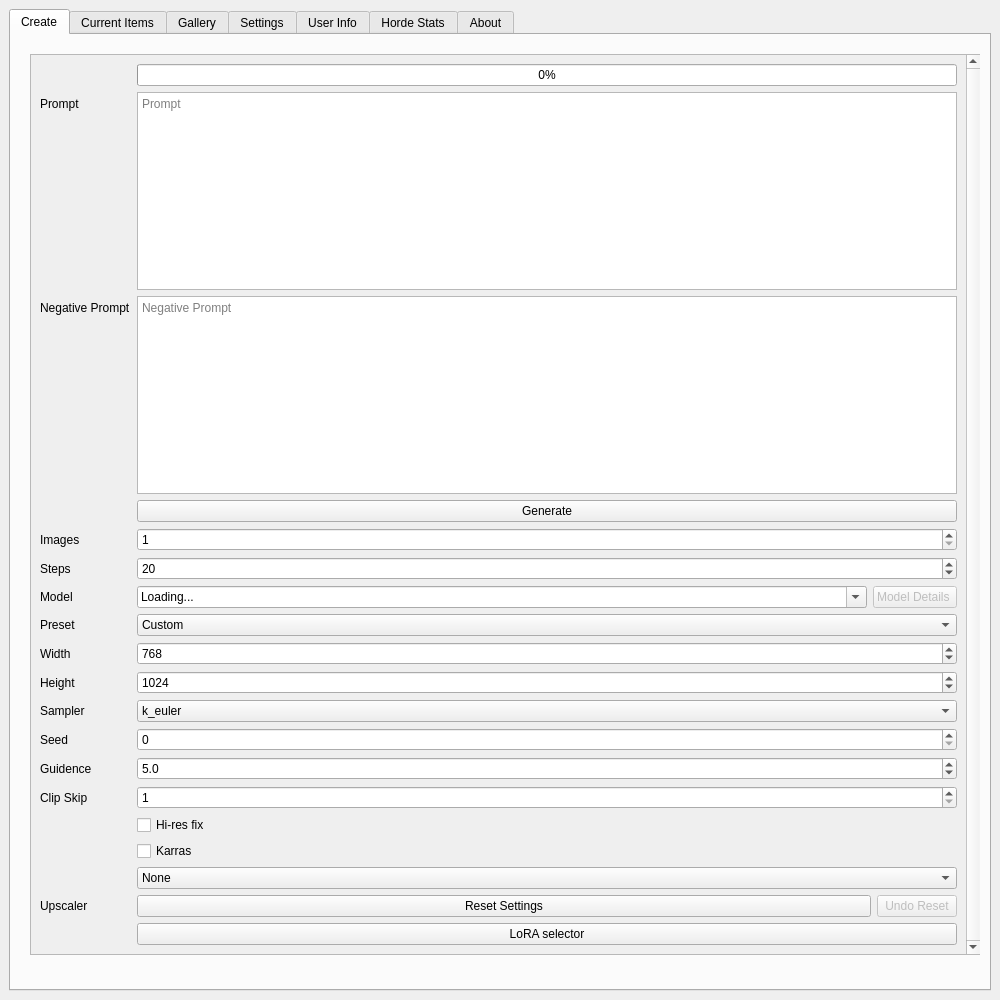
Unit1208/HordeQT, file src/hordeqt/ui/form.ui: the form before one commit.
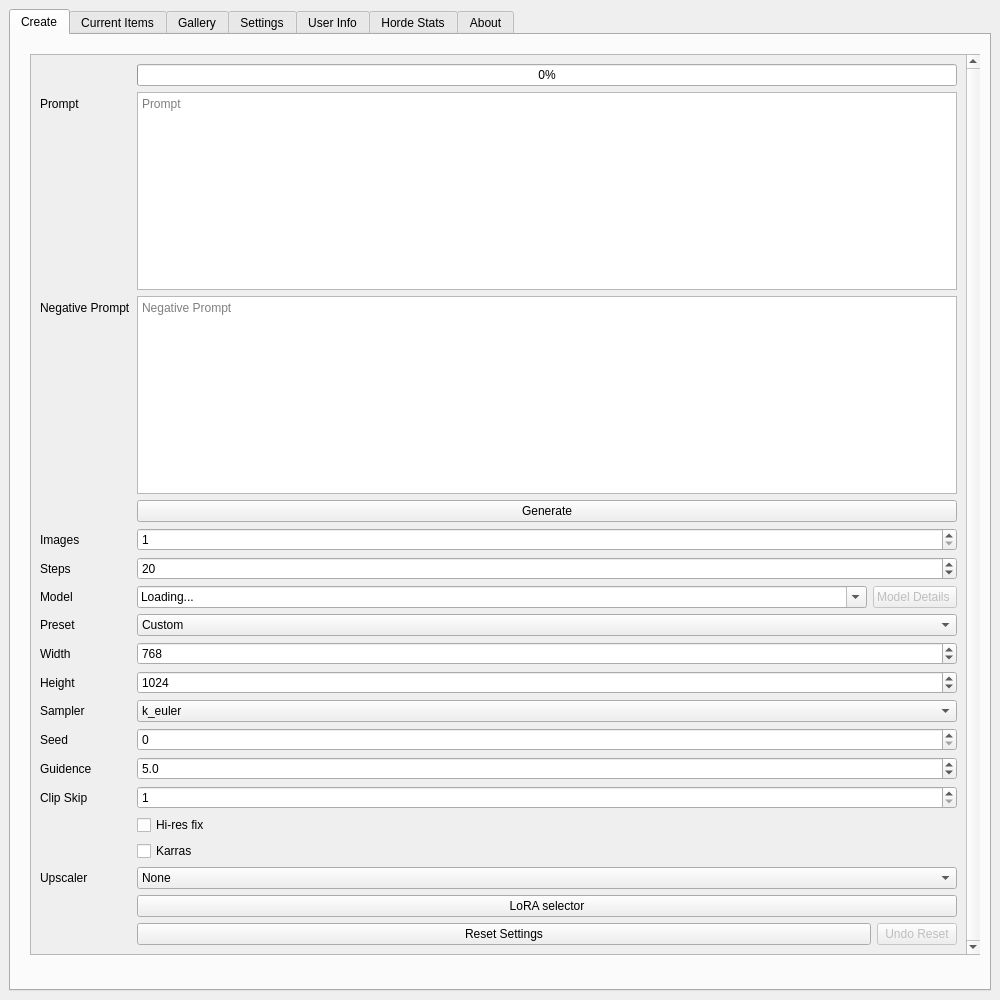
The form after the commit. The open tabs and pages were chosen to show the change. Icons and pictures are not drawn.

Diff of the .ui file:
```diff
--- a/src/hordeqt/ui/form.ui
+++ b/src/hordeqt/ui/form.ui
@@ -515,7 +515,7 @@
                </property>
               </widget>
              </item>
-             <item row="31" column="1">
+             <item row="32" column="1">
               <layout class="QHBoxLayout" name="horizontalLayout_7">
                <item>
                 <widget class="QPushButton" name="resetSettingsButton">
@@ -626,14 +626,14 @@
                </item>
               </widget>
              </item>
-             <item row="32" column="1">
+             <item row="31" column="1">
               <widget class="QPushButton" name="LoRASelector">
                <property name="text">
                 <string>LoRA selector</string>
                </property>
               </widget>
              </item>
-             <item row="31" column="0">
+             <item row="30" column="0">
               <widget class="QLabel" name="label">
                <property name="text">
                 <string>Upscaler</string>
```
